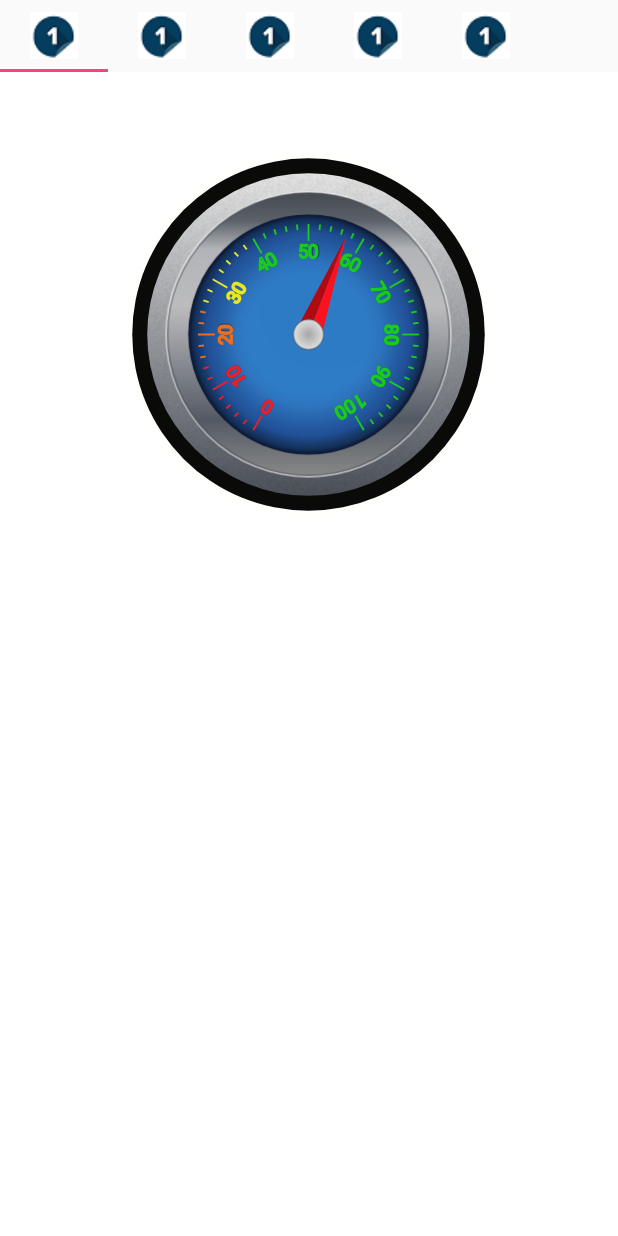
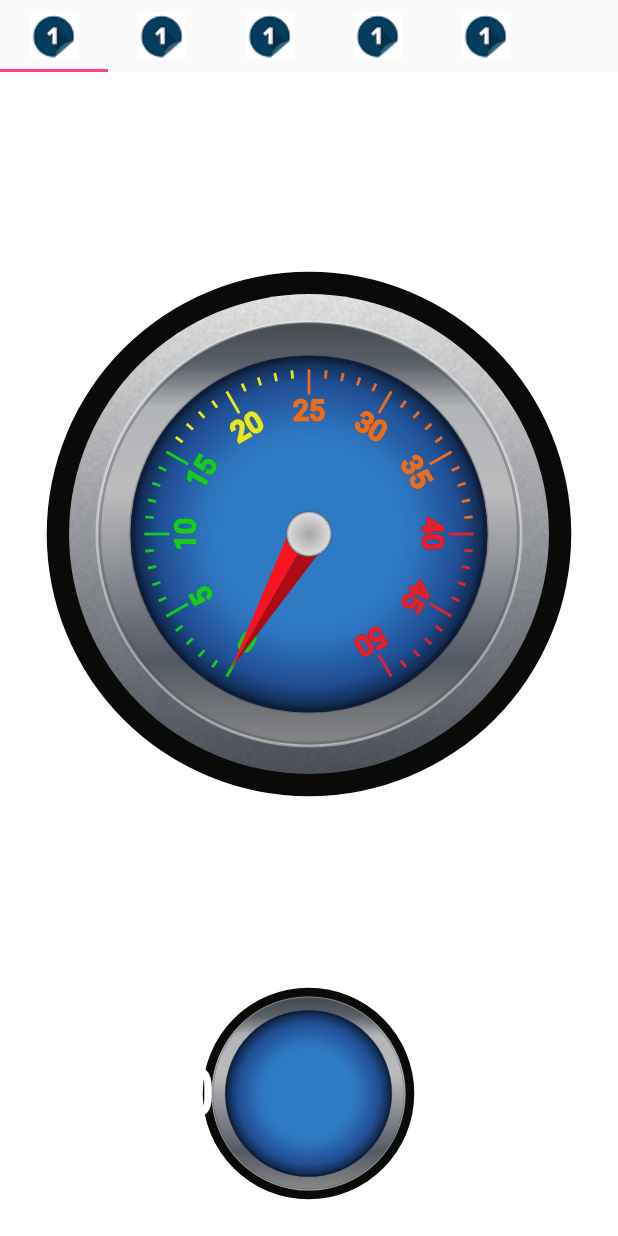
Before and after one commit to massimilianos/domusalberti_android, an Android app: the screen it shows after launch (MainActivity), on a phone screen of 412 x 824 dp. Run offline under Robolectric (Android 15) with nearby library versions, the phone set to English and light mode, and no system bars.

Commit message:
Inserito Gauge Con Lettura Temperatura Reale

```diff
--- a/DomusAlberti/src/main/java/it/max/android/domusalberti/MainActivity.java
+++ b/DomusAlberti/src/main/java/it/max/android/domusalberti/MainActivity.java
@@ -1,6 +1,7 @@
 package it.max.android.domusalberti;
 
 import android.os.Bundle;
+import android.os.StrictMode;
 import android.support.design.widget.TabLayout;
 import android.support.v4.view.ViewPager;
 import android.support.v7.app.AppCompatActivity;
@@ -11,6 +12,12 @@ public class MainActivity extends AppCompatActivity {
     protected void onCreate(Bundle savedInstanceState) {
         super.onCreate(savedInstanceState);
         setContentView(R.layout.activity_main);
+
+        if (android.os.Build.VERSION.SDK_INT > 9) {
+            StrictMode.ThreadPolicy policy =
+                    new StrictMode.ThreadPolicy.Builder().permitAll().build();
+            StrictMode.setThreadPolicy(policy);
+        }
 
         // Get the ViewPager and set it's PagerAdapter so that it can display items
         ViewPager viewPager = (ViewPager) findViewById(R.id.viewpager);
--- a/DomusAlberti/src/main/java/it/max/android/domusalberti/PageFragment.java
+++ b/DomusAlberti/src/main/java/it/max/android/domusalberti/PageFragment.java
@@ -1,5 +1,6 @@
 package it.max.android.domusalberti;
 
+import android.app.DownloadManager;
 import android.support.v4.app.Fragment;
 import android.os.Bundle;
 import android.view.LayoutInflater;
@@ -9,6 +10,11 @@ import android.widget.TextView;
 
 import org.codeandmagic.android.gauge.GaugeView;
 
+import java.io.BufferedReader;
+import java.io.InputStream;
+import java.io.InputStreamReader;
+import java.net.HttpURLConnection;
+import java.net.URL;
 import java.util.Random;
 
 // In this case, the fragment displays simple text based on the page
@@ -16,8 +22,24 @@ public class PageFragment extends Fragment {
     public static final String ARG_PAGE = "ARG_PAGE";
 
     private int mPage;
-    private GaugeView mGaugeView;
+    private GaugeView mGaugeViewTemperature;
+    private GaugeView mGaugeViewHumidity;
     private final Random RAND = new Random();
+
+    private String leggiResponse (InputStream response) {
+        BufferedReader r = new BufferedReader(new InputStreamReader(response));
+        StringBuilder total = new StringBuilder();
+        String line;
+
+        try {
+            while ((line = r.readLine()) != null) {
+                total.append(line);
+            }
+        } catch(Exception e) {
+        }
+
+        return(total.toString());
+    }
 
     public static PageFragment newInstance(int page) {
         Bundle args = new Bundle();
@@ -36,10 +58,42 @@ public class PageFragment extends Fragment {
     @Override
     public View onCreateView(LayoutInflater inflater, ViewGroup container, Bundle savedInstanceState) {
         View view = inflater.inflate(R.layout.fragment_page, container, false);
+
 //        TextView textView = (TextView) view;
 //        textView.setText("Fragment #" + mPage);
-        mGaugeView = (GaugeView) view.findViewById(R.id.gauge_view);
-        mGaugeView.setTargetValue(RAND.nextInt(101));
+
+        mGaugeViewTemperature = (GaugeView) view.findViewById(R.id.gauge_view_temperature);
+        mGaugeViewHumidity = (GaugeView) view.findViewById(R.id.gauge_view_humidity);
+
+//        mGaugeViewTemperature.setTargetValue(RAND.nextInt(50));
+//        mGaugeViewHumidity.setTargetValue(20 + RAND.nextInt(60));
+
+        String response = new String();
+        try {
+            HttpURLConnection con = (HttpURLConnection) ( new URL("http://massimilianos.ns0.it:82/index.htm?TemperatureRead")).openConnection();
+            con.setRequestMethod("POST");
+            con.setDoInput(true);
+            con.setDoOutput(true);
+            con.connect();
+            InputStream is = con.getInputStream();
+            response = this.leggiResponse(is);
+            con.disconnect();
+
+        } catch(Exception e) {
+            e.printStackTrace();
+            System.out.println("TEMPERATURA 1: 'ERRORE'");
+        }
+
+        System.out.println("TEMPERATURA 2: '" + response + "'");
+
+        Integer temperature = 0;
+        if (response.matches("^-?\\d+$"))
+            temperature = Integer.parseInt(response);
+
+        System.out.println("TEMPERATURA 3: '" + temperature + "'");
+
+        mGaugeViewTemperature.setTargetValue(temperature);
+
         return view;
     }
 }
--- a/DomusAlberti/src/main/res/layout/fragment_page.xml
+++ b/DomusAlberti/src/main/res/layout/fragment_page.xml
@@ -1,15 +1,30 @@
 <?xml version="1.0" encoding="utf-8"?>
 <LinearLayout
     xmlns:android="http://schemas.android.com/apk/res/android"
-    android:layout_width="wrap_content"
-    android:layout_height="wrap_content"
-    android:layout_gravity="center_horizontal"
-    android:orientation="vertical">
+    xmlns:gauge="http://schemas.android.com/apk/res-auto"
+    android:layout_width="match_parent"
+    android:layout_height="match_parent"
+    android:orientation="vertical"
+    android:gravity="center"
+    android:padding="20dp">
 
     <org.codeandmagic.android.gauge.GaugeView
-        android:id="@+id/gauge_view"
-        android:layout_width="250dp"
-        android:layout_height="250dp"
-        android:layout_marginTop="50dp"
-        android:layout_gravity="center_horizontal"/>
+        android:id="@+id/gauge_view_temperature"
+        android:layout_width="match_parent"
+        android:layout_height="0dp"
+        android:layout_weight="1"
+        gauge:scaleStartValue="0"
+        gauge:scaleEndValue="50" />
+
+    <org.codeandmagic.android.gauge.GaugeView
+        android:id="@+id/gauge_view_humidity"
+        android:layout_width="150dp"
+        android:layout_height="150dp"
+        android:layout_marginTop="10dp"
+        gauge:showOuterShadow="true"
+        gauge:showOuterRim="false"
+        gauge:showNeedle="false"
+        gauge:showRanges="false"
+        gauge:showTextGV="true"
+        gauge:textUnit="%" />
 </LinearLayout>
--- /dev/null
+++ b/DomusAlberti/src/main/res/values/background.xml
@@ -0,0 +1,2 @@
+<?xml version="1.0" encoding="utf-8"?>
+<resources></resources>
--- a/gauge/src/main/AndroidManifest.xml
+++ b/gauge/src/main/AndroidManifest.xml
@@ -1,7 +1,8 @@
 <manifest xmlns:android="http://schemas.android.com/apk/res/android"
     package="org.codeandmagic.android.gauge"
     android:versionCode="1"
-    android:versionName="1.0" >
+    android:versionName="1.0"
+    android:largeHeap="true">
 
     <uses-sdk
         android:minSdkVersion="8"
--- a/gauge/src/main/java/org/codeandmagic/android/gauge/GaugeView.java
+++ b/gauge/src/main/java/org/codeandmagic/android/gauge/GaugeView.java
@@ -71,8 +71,10 @@ public class GaugeView extends View {
 	public static final float[] OUTER_SHADOW_POS = { 0.90f, 0.95f, 0.99f };
 
     public static final float[] RANGE_VALUES = {16.0f, 25.0f, 40.0f, 100.0f};
-    public static final int[] RANGE_COLORS = {Color.rgb(231, 32, 43), Color.rgb(232, 111, 33),
-                                              Color.rgb(232, 231, 33), Color.rgb(27, 202, 33)};
+//    public static final int[] RANGE_COLORS = {Color.rgb(231, 32, 43), Color.rgb(232, 111, 33),
+//                                              Color.rgb(232, 231, 33), Color.rgb(27, 202, 33)};
+	public static final int[] RANGE_COLORS = {Color.rgb(27, 202, 33), Color.rgb(232, 231, 33),
+											  Color.rgb(232, 111, 33), Color.rgb(231, 32, 43)};
 
 	public static final int TEXT_SHADOW_COLOR = Color.argb(100, 0, 0, 0);
 	public static final int TEXT_VALUE_COLOR = Color.WHITE;
@@ -378,6 +380,8 @@ public class GaugeView extends View {
 				mOuterRimRect.bottom, Color.rgb(255, 255, 255), Color.rgb(84, 90, 100), TileMode.REPEAT);
 
 		// Use a Bitmap shader for the metallic style
+		BitmapFactory.Options options = new BitmapFactory.Options();
+		options.inScaled = false;
 		final Bitmap bitmap = BitmapFactory.decodeResource(getResources(), R.drawable.light_alu);
 		final BitmapShader aluminiumTile = new BitmapShader(bitmap, TileMode.REPEAT, TileMode.REPEAT);
 		final Matrix matrix = new Matrix();
```
Also changed, not shown: DomusAlberti/src/main/AndroidManifest.xml (+11 -0 lines), 263 other files.
